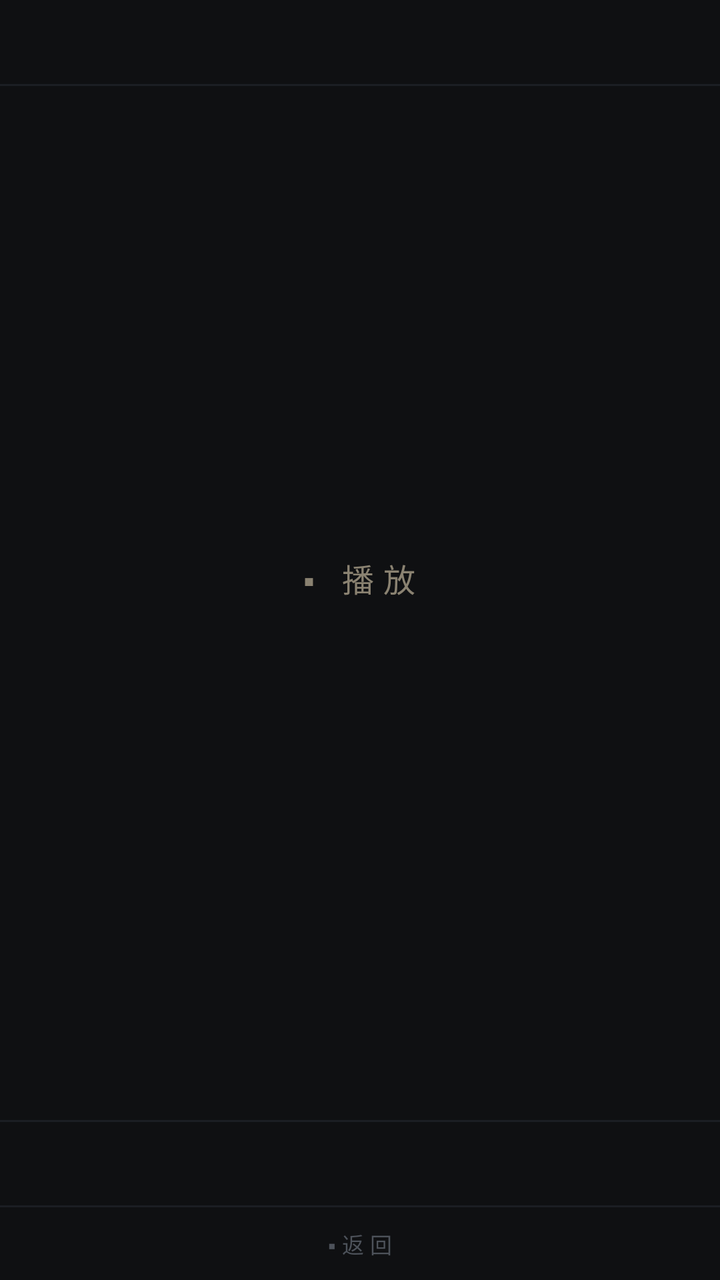
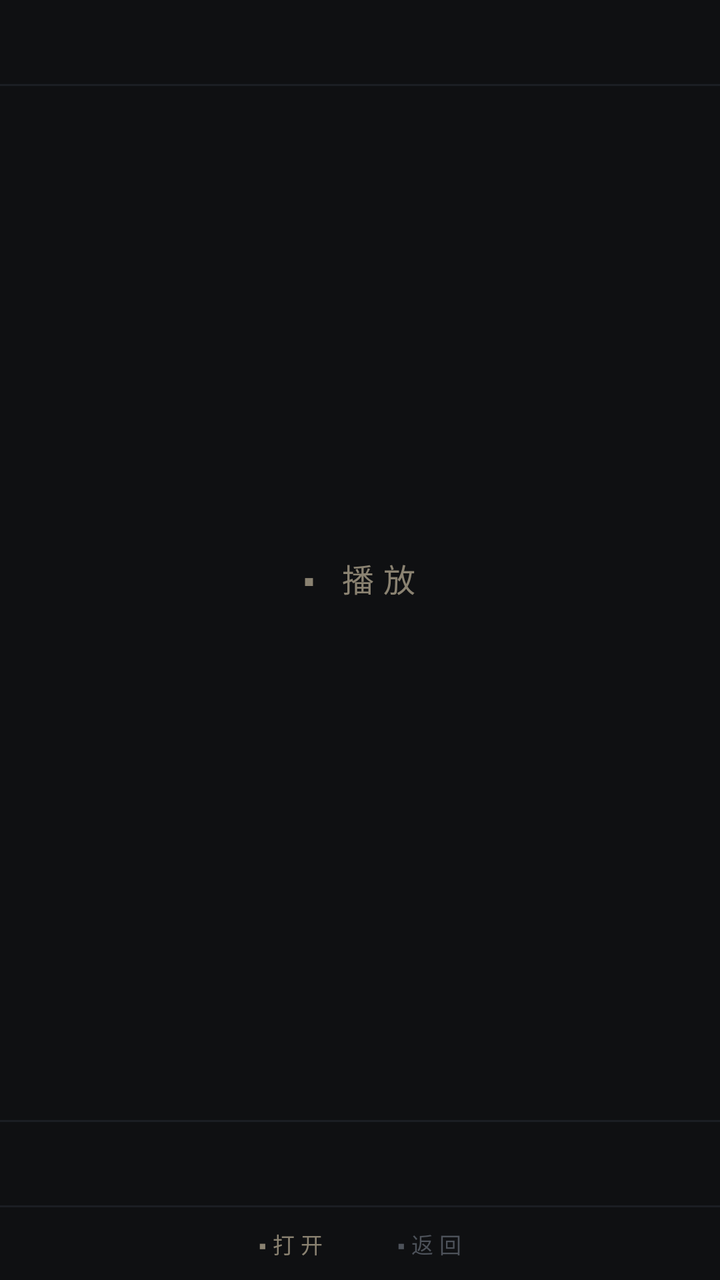

The first picture is an Android layout as it rendered before a commit; the second is the same layout after the commit. The layout source and the unified diff follow.
<!-- AndroidManifest.xml: application theme Theme.OnlyWrite -->
<!-- res/layout/activity_audio.xml -->
<?xml version="1.0" encoding="utf-8"?>
<LinearLayout xmlns:android="http://schemas.android.com/apk/res/android"
    android:layout_width="match_parent"
    android:layout_height="match_parent"
    android:orientation="vertical"
    android:background="#0F1012">

    <TextView
        android:id="@+id/pTitle"
        android:layout_width="match_parent"
        android:layout_height="42dp"
        android:gravity="center_vertical"
        android:paddingStart="16dp"
        android:paddingEnd="14dp"
        android:textColor="#8F949C"
        android:textSize="11sp"
        android:letterSpacing="0.2"
        android:maxLines="1"
        android:ellipsize="end" />

    <View android:layout_width="match_parent" android:layout_height="1dp" android:background="#1B1E23" />

    <LinearLayout
        android:layout_width="match_parent"
        android:layout_height="0dp"
        android:layout_weight="1"
        android:orientation="vertical"
        android:gravity="center"
        android:padding="24dp">

        <TextView
            android:id="@+id/pPlay"
            android:layout_width="wrap_content"
            android:layout_height="wrap_content"
            android:text="▪ 播放"
            android:textColor="#8A8271"
            android:textSize="16sp"
            android:letterSpacing="0.3"
            android:padding="20dp" />

        <TextView
            android:id="@+id/pState"
            android:layout_width="wrap_content"
            android:layout_height="wrap_content"
            android:text=""
            android:textColor="#4A4F57"
            android:textSize="11sp"
            android:layout_marginTop="10dp" />
    </LinearLayout>

    <View android:layout_width="match_parent" android:layout_height="1dp" android:background="#1B1E23" />

    <TextView
        android:id="@+id/pPath"
        android:layout_width="match_parent"
        android:layout_height="wrap_content"
        android:padding="14dp"
        android:textColor="#5F646C"
        android:textSize="10sp"
        android:lineSpacingExtra="3dp" />

    <View android:layout_width="match_parent" android:layout_height="1dp" android:background="#1B1E23" />

    <LinearLayout
        android:layout_width="match_parent"
        android:layout_height="wrap_content"
        android:gravity="center"
        android:paddingTop="2dp"
        android:paddingBottom="2dp">

        <TextView
            android:id="@+id/pBack"
            android:layout_width="wrap_content"
            android:layout_height="wrap_content"
            android:text="▪返回"
            android:textColor="#4D525A"
            android:textSize="11sp"
            android:letterSpacing="0.28"
            android:padding="8dp" />
    </LinearLayout>
</LinearLayout>
<!-- resources referenced by this layout -->
<resources>
  <style name="Theme.OnlyWrite" parent="Theme.AppCompat.NoActionBar">
          <item name="android:windowBackground">#0F1012</item>
          <item name="android:statusBarColor">#0F1012</item>
          <item name="android:navigationBarColor">#0F1012</item>
          <item name="android:colorBackground">#0F1012</item>
      </style>
</resources>

<!-- the commit's change to res/layout/activity_audio.xml (unified diff, before → after) -->
@@ -69,10 +69,21 @@
         android:paddingBottom="2dp">
 
         <TextView
+            android:id="@+id/pOpen"
+            android:layout_width="wrap_content"
+            android:layout_height="wrap_content"
+            android:text="▪打开"
+            android:textColor="#8A8271"
+            android:textSize="11sp"
+            android:letterSpacing="0.28"
+            android:padding="8dp" />
+
+        <TextView
             android:id="@+id/pBack"
             android:layout_width="wrap_content"
             android:layout_height="wrap_content"
             android:text="▪返回"
+            android:layout_marginStart="18dp"
             android:textColor="#4D525A"
             android:textSize="11sp"
             android:letterSpacing="0.28"
